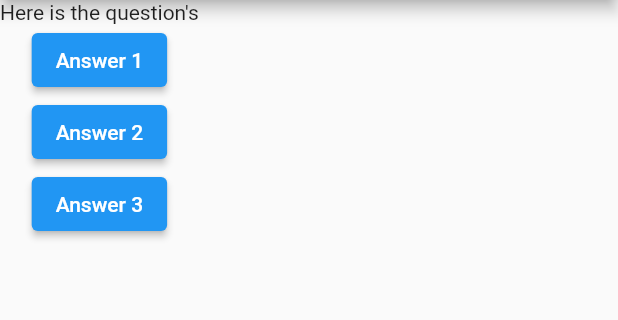
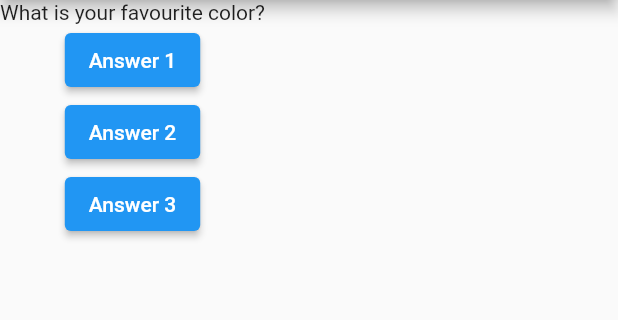
Before and after one commit to Raihan-Sharif/my_first_app, a Flutter app: the screen it shows after launch, after a tap on "Answer 1", on a phone screen of 412 x 824 dp, the part 84-404 px from its top. Run offline on Flutter 3.47's test engine with Material 2 defaults, Android fonts, the phone set to English and light mode, and no system bars.

Commit message:
Add question list

```diff
--- a/lib/main.dart
+++ b/lib/main.dart
@@ -5,8 +5,13 @@ void main(List<String> args) {
 }
 
 class MyApp extends StatelessWidget {
+  var questionList = [
+    'What is your favourite color?',
+    'What is your favourite Sports?'
+  ];
+  var questionIndex = 0;
   void answeredQuestion() {
-    print('Answer submitted!');
+    questionIndex++;
   }
 
   @override
@@ -18,7 +23,7 @@ class MyApp extends StatelessWidget {
         ),
         body: Column(
           children: [
-            Text('Here is the question\'s'),
+            Text(questionList[questionIndex]),
             ElevatedButton(
               child: Text('Answer 1'),
               onPressed: answeredQuestion,
```
